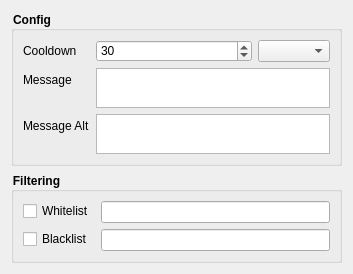
The window that components/auto_shoutout/config.ui (edoren/EdoBot) describes before a commit, drawn with Qt 5.
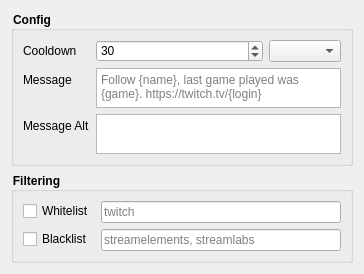
The same window after the commit. Custom widgets are drawn as their Qt base class.

Commit message: Fixed dynamic cooldown time and added some placeholders

Diff of the .ui file:
```diff
--- a/components/auto_shoutout/config.ui
+++ b/components/auto_shoutout/config.ui
@@ -6,8 +6,8 @@
    <rect>
     <x>0</x>
     <y>0</y>
-    <width>353</width>
-    <height>254</height>
+    <width>364</width>
+    <height>258</height>
    </rect>
   </property>
   <property name="windowTitle">
@@ -62,6 +62,9 @@
           <height>40</height>
          </size>
         </property>
+        <property name="placeholderText">
+         <string>Follow {name}, last game played was {game}. https://twitch.tv/{login}</string>
+        </property>
        </widget>
       </item>
       <item row="0" column="1">
@@ -127,10 +130,17 @@
           <property name="enabled">
            <bool>true</bool>
           </property>
+          <property name="placeholderText">
+           <string>twitch</string>
+          </property>
          </widget>
         </item>
         <item row="1" column="1">
-         <widget class="QLineEdit" name="blacklist_line_edit"/>
+         <widget class="QLineEdit" name="blacklist_line_edit">
+          <property name="placeholderText">
+           <string>streamelements, streamlabs</string>
+          </property>
+         </widget>
         </item>
        </layout>
       </widget>
```
The commit also changes 1 other file.
